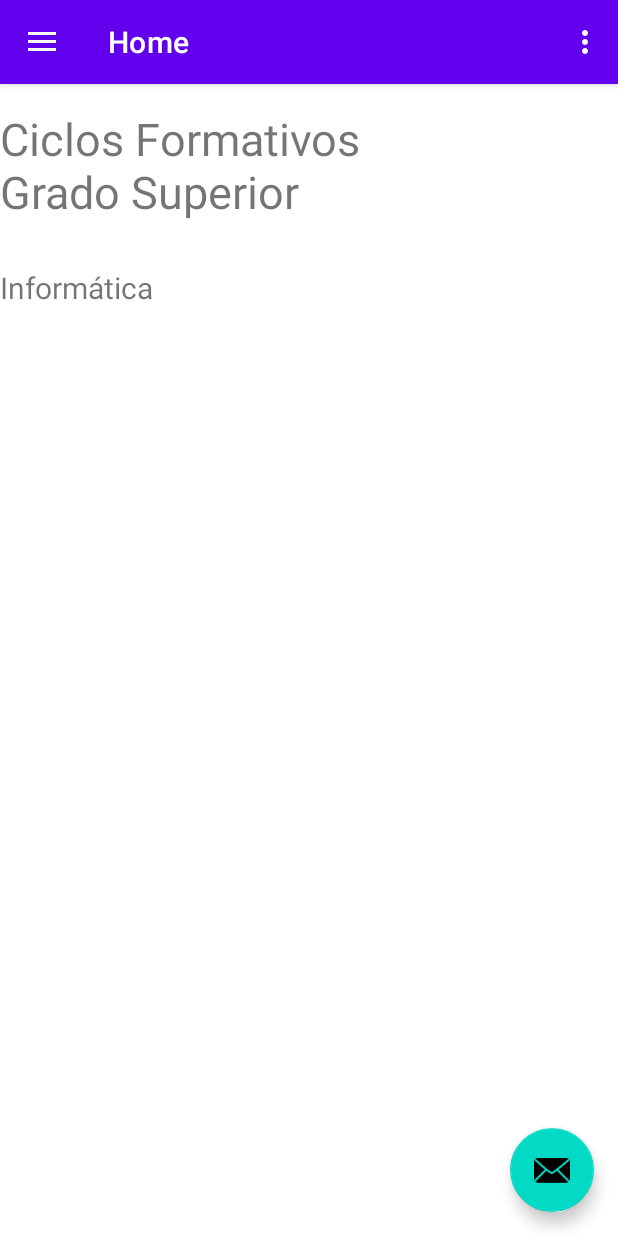
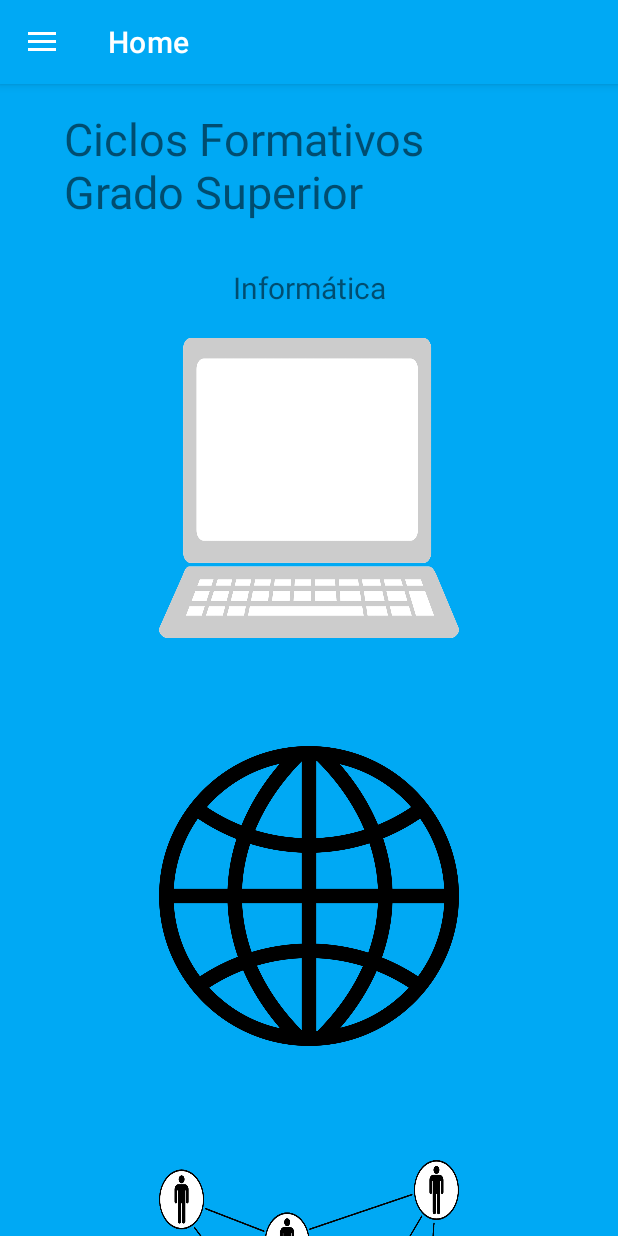
Before and after one commit to fdez2002/EjercicioNavigationDrawer2, an Android app: the screen it shows after launch (MainActivity), on a phone screen of 412 x 824 dp. Run offline under Robolectric (Android 15) with nearby library versions, the phone set to English and light mode, and no system bars; our stand-ins replace navigation-ui.

Commit message:
Cambio de colores

```diff
--- a/app/src/main/java/com/example/ejercicionavigationdrawer2/MainActivity.java
+++ b/app/src/main/java/com/example/ejercicionavigationdrawer2/MainActivity.java
@@ -1,10 +1,7 @@
 package com.example.ejercicionavigationdrawer2;
 
 import android.os.Bundle;
-import android.view.View;
-import android.view.Menu;
 
-import com.google.android.material.snackbar.Snackbar;
 import com.google.android.material.navigation.NavigationView;
 
 import androidx.navigation.NavController;
@@ -29,19 +26,13 @@ public class MainActivity extends AppCompatActivity {
         setContentView(binding.getRoot());
 
         setSupportActionBar(binding.appBarMain.toolbar);
-        binding.appBarMain.fab.setOnClickListener(new View.OnClickListener() {
-            @Override
-            public void onClick(View view) {
-                Snackbar.make(view, "Replace with your own action", Snackbar.LENGTH_LONG)
-                        .setAction("Action", null).show();
-            }
-        });
+
         DrawerLayout drawer = binding.drawerLayout;
         NavigationView navigationView = binding.navView;
         // Passing each menu ID as a set of Ids because each
         // menu should be considered as top level destinations.
         mAppBarConfiguration = new AppBarConfiguration.Builder(
-                R.id.nav_home, R.id.nav_gallery, R.id.nav_slideshow)
+                R.id.nav_home, R.id.nav_Asir, R.id.nav_Daw)
                 .setOpenableLayout(drawer)
                 .build();
         NavController navController = Navigation.findNavController(this, R.id.nav_host_fragment_content_main);
@@ -49,12 +40,7 @@ public class MainActivity extends AppCompatActivity {
         NavigationUI.setupWithNavController(navigationView, navController);
     }
 
-    @Override
-    public boolean onCreateOptionsMenu(Menu menu) {
-        // Inflate the menu; this adds items to the action bar if it is present.
-        getMenuInflater().inflate(R.menu.main, menu);
-        return true;
-    }
+
 
     @Override
     public boolean onSupportNavigateUp() {
--- a/app/src/main/java/com/example/ejercicionavigationdrawer2/ui/home/HomeFragment.java
+++ b/app/src/main/java/com/example/ejercicionavigationdrawer2/ui/home/HomeFragment.java
@@ -24,8 +24,8 @@ public class HomeFragment extends Fragment {
         binding = FragmentHomeBinding.inflate(inflater, container, false);
         View root = binding.getRoot();
 
-        final TextView textView = binding.textHome;
-        homeViewModel.getText().observe(getViewLifecycleOwner(), textView::setText);
+        //final TextView textView = binding.textViewCiclos;
+        //homeViewModel.getText().observe(getViewLifecycleOwner(), textView::setText);
         return root;
     }
 
--- a/app/src/main/res/drawable/side_nav_bar.xml
+++ b/app/src/main/res/drawable/side_nav_bar.xml
@@ -2,8 +2,8 @@
     android:shape="rectangle">
     <gradient
         android:angle="135"
-        android:centerColor="#009688"
-        android:endColor="#00695C"
-        android:startColor="#4DB6AC"
+        android:centerColor="#00A9F4"
+        android:endColor="#00A9F4"
+        android:startColor="#0086CF"
         android:type="linear" />
 </shape>
--- a/app/src/main/res/layout/app_bar_main.xml
+++ b/app/src/main/res/layout/app_bar_main.xml
@@ -22,13 +22,4 @@
 
     <include layout="@layout/content_main" />
 
-    <com.google.android.material.floatingactionbutton.FloatingActionButton
-        android:id="@+id/fab"
-        android:layout_width="wrap_content"
-        android:layout_height="wrap_content"
-        android:layout_gravity="bottom|end"
-        android:layout_marginEnd="@dimen/fab_margin"
-        android:layout_marginBottom="16dp"
-        app:srcCompat="@android:drawable/ic_dialog_email" />
-
 </androidx.coordinatorlayout.widget.CoordinatorLayout>
--- a/app/src/main/res/layout/fragment_home.xml
+++ b/app/src/main/res/layout/fragment_home.xml
@@ -4,7 +4,8 @@
     xmlns:tools="http://schemas.android.com/tools"
     android:layout_width="match_parent"
     android:layout_height="match_parent"
-    tools:context=".ui.home.HomeFragment" >
+    android:background="@color/azulate"
+    tools:context=".ui.home.HomeFragment">
 
     <ScrollView
         android:layout_width="match_parent"
@@ -21,8 +22,9 @@
                 android:layout_marginTop="28dp"
                 android:text="@string/tv2Info"
                 android:textSize="20sp"
-                app:layout_constraintTop_toBottomOf="@+id/textViewCiclos"
-                tools:layout_editor_absoluteX="154dp" />
+                app:layout_constraintEnd_toEndOf="parent"
+                app:layout_constraintStart_toStartOf="parent"
+                app:layout_constraintTop_toBottomOf="@+id/textViewCiclos" />
 
             <TextView
                 android:id="@+id/textViewCiclos"
@@ -31,34 +33,43 @@
                 android:layout_marginTop="16dp"
                 android:text="@string/tvCiclos"
                 android:textSize="30sp"
-                app:layout_constraintTop_toTopOf="parent"
-                tools:layout_editor_absoluteX="42dp" />
+                app:layout_constraintEnd_toEndOf="parent"
+                app:layout_constraintStart_toStartOf="parent"
+                app:layout_constraintTop_toTopOf="parent" />
 
             <ImageView
                 android:id="@+id/imageView2"
-                android:layout_width="wrap_content"
-                android:layout_height="wrap_content"
-                android:layout_marginTop="36dp"
+                android:layout_width="200dp"
+                android:layout_height="200dp"
+                android:layout_marginTop="72dp"
+                android:background="@drawable/web"
+                app:layout_constraintEnd_toEndOf="parent"
+                app:layout_constraintStart_toStartOf="parent"
                 app:layout_constraintTop_toBottomOf="@+id/imageView5"
-                tools:layout_editor_absoluteX="141dp"
                 tools:src="@tools:sample/avatars" />
 
             <ImageView
                 android:id="@+id/imageView4"
-                android:layout_width="wrap_content"
-                android:layout_height="wrap_content"
-                android:layout_marginTop="64dp"
+                android:layout_width="200dp"
+                android:layout_height="200dp"
+                android:layout_marginStart="105dp"
+                android:layout_marginTop="76dp"
+                android:layout_marginEnd="106dp"
+                android:background="@drawable/linked"
+                app:layout_constraintEnd_toEndOf="parent"
+                app:layout_constraintStart_toStartOf="parent"
                 app:layout_constraintTop_toBottomOf="@+id/imageView2"
-                tools:layout_editor_absoluteX="141dp"
                 tools:src="@tools:sample/avatars" />
 
             <ImageView
                 android:id="@+id/imageView5"
-                android:layout_width="wrap_content"
-                android:layout_height="wrap_content"
+                android:layout_width="200dp"
+                android:layout_height="200dp"
                 android:layout_marginTop="20dp"
+                android:background="@drawable/computer"
+                app:layout_constraintEnd_toEndOf="parent"
+                app:layout_constraintStart_toStartOf="parent"
                 app:layout_constraintTop_toBottomOf="@+id/textViewInfo"
-                tools:layout_editor_absoluteX="141dp"
                 tools:src="@tools:sample/avatars" />
         </androidx.constraintlayout.widget.ConstraintLayout>
     </ScrollView>
--- a/app/src/main/res/layout/nav_header_main.xml
+++ b/app/src/main/res/layout/nav_header_main.xml
@@ -14,11 +14,11 @@
 
     <ImageView
         android:id="@+id/imageView"
-        android:layout_width="wrap_content"
-        android:layout_height="wrap_content"
+        android:layout_width="117dp"
+        android:layout_height="88dp"
         android:contentDescription="@string/nav_header_desc"
         android:paddingTop="@dimen/nav_header_vertical_spacing"
-        app:srcCompat="@mipmap/ic_launcher_round" />
+        app:srcCompat="@drawable/oretania" />
 
     <TextView
         android:layout_width="match_parent"
--- a/app/src/main/res/menu/activity_main_drawer.xml
+++ b/app/src/main/res/menu/activity_main_drawer.xml
@@ -1,5 +1,6 @@
 <?xml version="1.0" encoding="utf-8"?>
 <menu xmlns:android="http://schemas.android.com/apk/res/android"
+    xmlns:app="http://schemas.android.com/apk/res-auto"
     xmlns:tools="http://schemas.android.com/tools"
     tools:showIn="navigation_view">
 
@@ -9,12 +10,17 @@
             android:icon="@drawable/ic_menu_camera"
             android:title="@string/menu_home" />
         <item
-            android:id="@+id/nav_gallery"
+            android:id="@+id/nav_Asir"
             android:icon="@drawable/ic_menu_gallery"
-            android:title="@string/menu_gallery" />
+            android:title="@string/menu_asir" />
         <item
-            android:id="@+id/nav_slideshow"
+            android:id="@+id/nav_Daw"
+            android:layout_width="wrap_content"
+            android:layout_height="wrap_content"
             android:icon="@drawable/ic_menu_slideshow"
-            android:title="@string/menu_slideshow" />
+            android:title="@string/menu_daw" />
+        <item
+            android:id="@+id/nav_Dam"
+            android:title="@string/menu_dam" />
     </group>
 </menu>
--- a/app/src/main/res/menu/main.xml
+++ /dev/null
@@ -1,9 +0,0 @@
-<?xml version="1.0" encoding="utf-8"?>
-<menu xmlns:android="http://schemas.android.com/apk/res/android"
-    xmlns:app="http://schemas.android.com/apk/res-auto">
-    <item
-        android:id="@+id/action_settings"
-        android:orderInCategory="100"
-        android:title="@string/action_settings"
-        app:showAsAction="never" />
-</menu>
--- a/app/src/main/res/navigation/mobile_navigation.xml
+++ b/app/src/main/res/navigation/mobile_navigation.xml
@@ -12,13 +12,13 @@
         tools:layout="@layout/fragment_home" />
 
     <fragment
-        android:id="@+id/nav_gallery"
+        android:id="@+id/nav_Asir"
         android:name="com.example.ejercicionavigationdrawer2.ui.gallery.GalleryFragment"
         android:label="@string/menu_gallery"
         tools:layout="@layout/fragment_gallery" />
 
     <fragment
-        android:id="@+id/nav_slideshow"
+        android:id="@+id/nav_Daw"
         android:name="com.example.ejercicionavigationdrawer2.ui.slideshow.SlideshowFragment"
         android:label="@string/menu_slideshow"
         tools:layout="@layout/fragment_slideshow" />
--- a/app/src/main/res/values/colors.xml
+++ b/app/src/main/res/values/colors.xml
@@ -3,6 +3,7 @@
     <color name="purple_200">#FFBB86FC</color>
     <color name="purple_500">#FF6200EE</color>
     <color name="purple_700">#FF3700B3</color>
+    <color name="azulate">#00a9f4</color>
     <color name="teal_200">#FF03DAC5</color>
     <color name="teal_700">#FF018786</color>
     <color name="black">#FF000000</color>
--- a/app/src/main/res/values/strings.xml
+++ b/app/src/main/res/values/strings.xml
@@ -2,14 +2,15 @@
     <string name="app_name">Home</string>
     <string name="navigation_drawer_open">Open navigation drawer</string>
     <string name="navigation_drawer_close">Close navigation drawer</string>
-    <string name="nav_header_title">Android Studio</string>
-    <string name="nav_header_subtitle">android.studio@android.com</string>
+    <string name="nav_header_title">IES Oretania</string>
+    <string name="nav_header_subtitle">Ciclos Formativos de Graod Superior</string>
     <string name="nav_header_desc">Navigation header</string>
     <string name="action_settings">Settings</string>
 
     <string name="menu_home">Home</string>
-    <string name="menu_gallery">Gallery</string>
-    <string name="menu_slideshow">Slideshow</string>
+    <string name="menu_asir">ASIR</string>
+    <string name="menu_daw">DAW</string>
+    <string name="menu_dam">DAM</string>
 
     <string name="tvCiclos">Ciclos Formativos Grado Superior</string>
     <string name="tv2Info">Informática</string>
--- a/app/src/main/res/values/themes.xml
+++ b/app/src/main/res/values/themes.xml
@@ -2,7 +2,7 @@
     <!-- Base application theme. -->
     <style name="Theme.EjercicioNavigationDrawer2" parent="Theme.MaterialComponents.DayNight.DarkActionBar">
         <!-- Primary brand color. -->
-        <item name="colorPrimary">@color/purple_500</item>
+        <item name="colorPrimary">@color/azulate</item>
         <item name="colorPrimaryVariant">@color/purple_700</item>
         <item name="colorOnPrimary">@color/white</item>
         <!-- Secondary brand color. -->
```
Also changed, not shown: app/src/main/res/drawable-v24/oretania.jpg (added), app/src/main/res/drawable/computer.png (added), app/src/main/res/drawable/linked.png (added), app/src/main/res/drawable/web.png (added).
